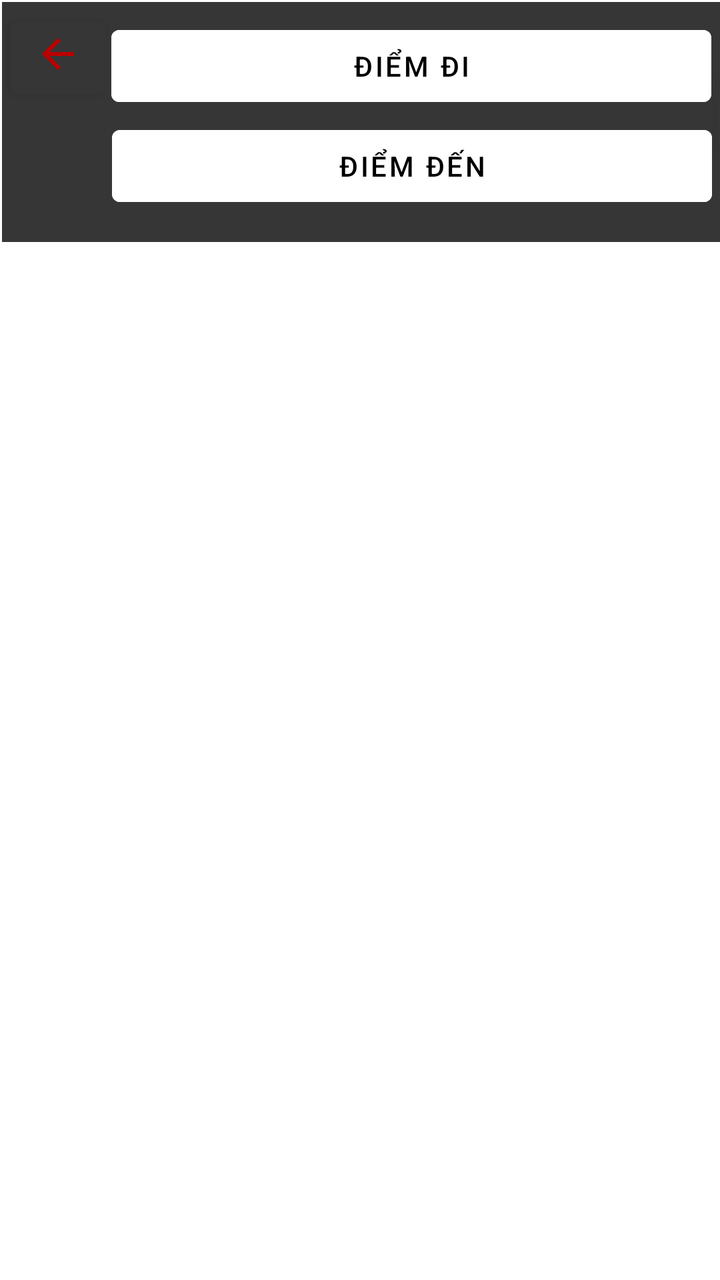
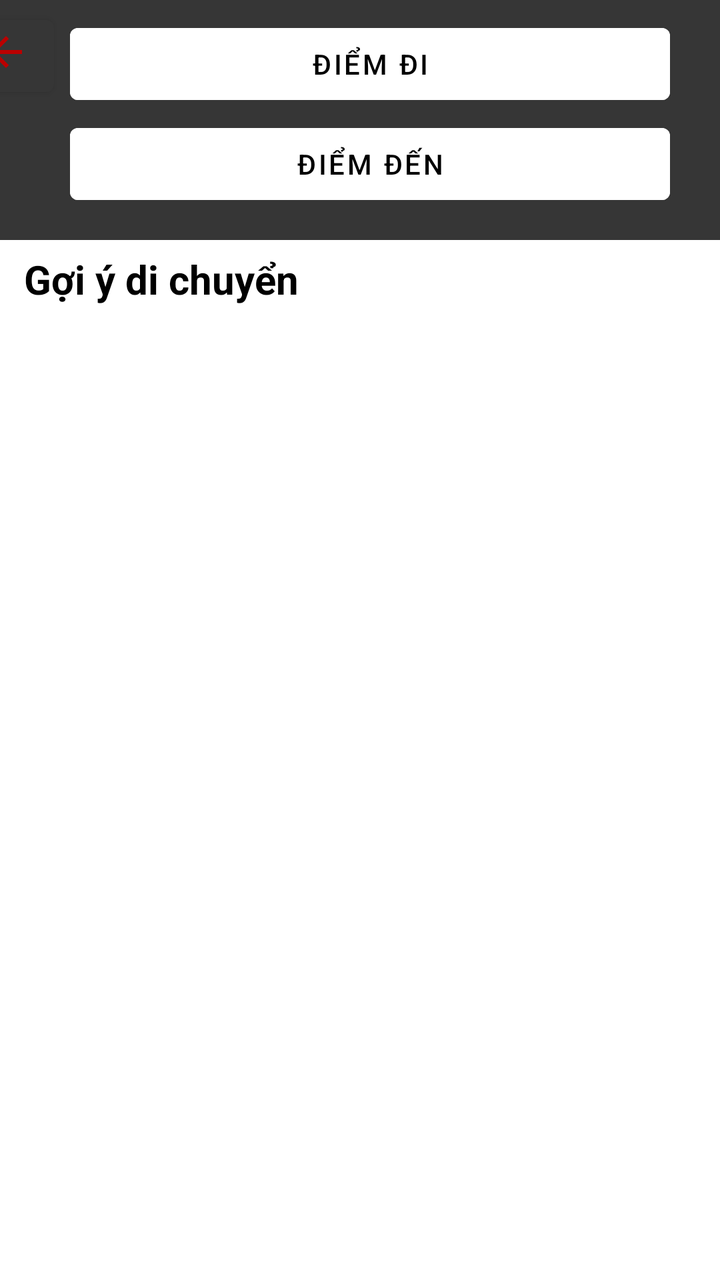

Compare the two renders of this Android layout. The source of the first and the diff that turns it into the second are given below.
<!-- AndroidManifest.xml: application theme Theme.PTBus -->
<!-- res/layout/search_trip.xml -->
<?xml version="1.0" encoding="utf-8"?>
<androidx.constraintlayout.widget.ConstraintLayout xmlns:android="http://schemas.android.com/apk/res/android"
    xmlns:app="http://schemas.android.com/apk/res-auto"
    android:layout_width="match_parent"
    android:layout_height="match_parent">

    <androidx.constraintlayout.widget.ConstraintLayout
        android:id="@+id/searchLayout"
        android:layout_width="409dp"
        android:layout_height="120dp"
        android:layout_marginStart="1dp"
        android:layout_marginTop="1dp"
        android:background="#363636"
        app:layout_constraintStart_toStartOf="parent"
        app:layout_constraintTop_toTopOf="parent">

        <Button
            android:id="@+id/backButton"
            android:layout_width="48dp"
            android:layout_height="48dp"
            android:layout_marginStart="4dp"
            android:layout_marginTop="4dp"
            android:backgroundTint="#363636"
            android:contentDescription="Button"
            android:drawableTop="@drawable/arrow_back"
            app:layout_constraintStart_toStartOf="parent"
            app:layout_constraintTop_toTopOf="parent" />

        <Button
            android:id="@+id/editTextText"
            android:layout_width="300dp"
            android:layout_height="48dp"
            android:layout_marginStart="8dp"
            android:layout_marginTop="8dp"
            android:layout_marginEnd="8dp"
            android:backgroundTint="#FFFFFF"
            android:text="Điểm đi"
            app:layout_constraintEnd_toStartOf="@+id/button5"
            app:layout_constraintStart_toEndOf="@+id/backButton"
            app:layout_constraintTop_toTopOf="parent" />

        <Button
            android:id="@+id/button5"
            android:layout_width="48dp"
            android:layout_height="48dp"
            android:layout_marginTop="30dp"
            android:layout_marginEnd="4dp"
            android:backgroundTint="#363636"
            android:contentDescription="Button"
            android:drawableTop="@drawable/baseline_compare_arrows_24"
            app:layout_constraintEnd_toEndOf="parent"
            app:layout_constraintTop_toTopOf="parent" />

        <Button
            android:id="@+id/editTextText2"
            android:layout_width="300dp"
            android:layout_height="48dp"
            android:layout_marginStart="55dp"
            android:layout_marginTop="2dp"
            android:backgroundTint="@color/white"
            android:text="Điểm đến"
            app:layout_constraintStart_toStartOf="parent"
            app:layout_constraintTop_toBottomOf="@+id/editTextText" />

    </androidx.constraintlayout.widget.ConstraintLayout>
</androidx.constraintlayout.widget.ConstraintLayout>
<!-- resources referenced by this layout -->
<resources>
  <color name="white">#FFFFFFFF</color>
  <!-- drawable arrow_back (drawable) -->
  <vector xmlns:android="http://schemas.android.com/apk/res/android" android:autoMirrored="true" android:height="24dp" android:tint="#BB0000" android:viewportHeight="960" android:viewportWidth="960" android:width="24dp">
        
      <path android:fillColor="@android:color/white" android:pathData="M313,520L537,744L480,800L160,480L480,160L537,216L313,440L800,440L800,520L313,520Z"/>
      
  </vector>
  <!-- drawable baseline_compare_arrows_24 (drawable) -->
  <vector xmlns:android="http://schemas.android.com/apk/res/android" android:autoMirrored="true" android:height="24dp" android:tint="#BB0000" android:viewportHeight="24" android:viewportWidth="24" android:width="24dp">
        
      <path android:fillColor="@android:color/white" android:pathData="M9.01,14H2v2h7.01v3L13,15l-3.99,-4V14zM14.99,13v-3H22V8h-7.01V5L11,9L14.99,13z"/>
      
  </vector>
  <style name="Theme.PTBus" parent="Theme.MaterialComponents.DayNight.NoActionBar">
          
          <item name="colorPrimary">@color/white</item>
          <item name="colorPrimaryVariant">@color/main_color</item>
          <item name="colorOnPrimary">@color/black</item>
          
          <item name="colorSecondary">@color/teal_200</item>
          <item name="colorSecondaryVariant">@color/teal_700</item>
          <item name="colorOnSecondary">@color/black</item>
          
          <item name="android:statusBarColor">?attr/colorPrimaryVariant</item>
          
          <item name="android:windowFullscreen">false</item>
          <item name="android:fitsSystemWindows">true</item>
      </style>
  <color name="main_color">#BB0000</color>
  <color name="black">#FF000000</color>
  <color name="teal_200">#FF03DAC5</color>
  <color name="teal_700">#FF018786</color>
</resources>

<!-- the commit's change to res/layout/search_trip.xml (unified diff, before → after) -->
@@ -1,16 +1,16 @@
 <?xml version="1.0" encoding="utf-8"?>
 <androidx.constraintlayout.widget.ConstraintLayout xmlns:android="http://schemas.android.com/apk/res/android"
     xmlns:app="http://schemas.android.com/apk/res-auto"
+    xmlns:tools="http://schemas.android.com/tools"
     android:layout_width="match_parent"
     android:layout_height="match_parent">
 
     <androidx.constraintlayout.widget.ConstraintLayout
         android:id="@+id/searchLayout"
-        android:layout_width="409dp"
+        android:layout_width="411dp"
         android:layout_height="120dp"
-        android:layout_marginStart="1dp"
-        android:layout_marginTop="1dp"
         android:background="#363636"
+        app:layout_constraintEnd_toEndOf="parent"
         app:layout_constraintStart_toStartOf="parent"
         app:layout_constraintTop_toTopOf="parent">
 
@@ -32,35 +32,45 @@
             android:layout_height="48dp"
             android:layout_marginStart="8dp"
             android:layout_marginTop="8dp"
-            android:layout_marginEnd="8dp"
             android:backgroundTint="#FFFFFF"
             android:text="Điểm đi"
-            app:layout_constraintEnd_toStartOf="@+id/button5"
             app:layout_constraintStart_toEndOf="@+id/backButton"
-            app:layout_constraintTop_toTopOf="parent" />
-
-        <Button
-            android:id="@+id/button5"
-            android:layout_width="48dp"
-            android:layout_height="48dp"
-            android:layout_marginTop="30dp"
-            android:layout_marginEnd="4dp"
-            android:backgroundTint="#363636"
-            android:contentDescription="Button"
-            android:drawableTop="@drawable/baseline_compare_arrows_24"
-            app:layout_constraintEnd_toEndOf="parent"
             app:layout_constraintTop_toTopOf="parent" />
 
         <Button
             android:id="@+id/editTextText2"
             android:layout_width="300dp"
             android:layout_height="48dp"
-            android:layout_marginStart="55dp"
+            android:layout_marginStart="8dp"
             android:layout_marginTop="2dp"
             android:backgroundTint="@color/white"
             android:text="Điểm đến"
-            app:layout_constraintStart_toStartOf="parent"
+            app:layout_constraintStart_toEndOf="@id/backButton"
             app:layout_constraintTop_toBottomOf="@+id/editTextText" />
 
     </androidx.constraintlayout.widget.ConstraintLayout>
+
+    <TextView
+        android:id="@+id/sugtitle"
+        android:layout_width="wrap_content"
+        android:layout_height="wrap_content"
+        android:layout_marginStart="12dp"
+        android:layout_marginTop="6dp"
+        android:text="Gợi ý di chuyển"
+        android:textSize="20sp"
+        android:textStyle="bold"
+        android:textColor="@color/black"
+        app:layout_constraintStart_toStartOf="parent"
+        app:layout_constraintTop_toBottomOf="@+id/searchLayout" />
+
+    <androidx.recyclerview.widget.RecyclerView
+        android:id="@+id/rvSuggestions"
+        android:layout_width="411dp"
+        android:layout_height="wrap_content"
+        android:orientation="vertical"
+        android:layout_marginStart="0dp"
+        android:layout_marginTop="8dp"
+        app:layout_constraintStart_toStartOf="parent"
+        app:layout_constraintTop_toBottomOf="@+id/sugtitle">
+    </androidx.recyclerview.widget.RecyclerView>
 </androidx.constraintlayout.widget.ConstraintLayout>
<!-- resource entries referenced after the edit -->
@@ -5,12 +5,6 @@
   <vector xmlns:android="http://schemas.android.com/apk/res/android" android:autoMirrored="true" android:height="24dp" android:tint="#BB0000" android:viewportHeight="960" android:viewportWidth="960" android:width="24dp">
         
       <path android:fillColor="@android:color/white" android:pathData="M313,520L537,744L480,800L160,480L480,160L537,216L313,440L800,440L800,520L313,520Z"/>
-      
-  </vector>
-  <!-- drawable baseline_compare_arrows_24 (drawable) -->
-  <vector xmlns:android="http://schemas.android.com/apk/res/android" android:autoMirrored="true" android:height="24dp" android:tint="#BB0000" android:viewportHeight="24" android:viewportWidth="24" android:width="24dp">
-        
-      <path android:fillColor="@android:color/white" android:pathData="M9.01,14H2v2h7.01v3L13,15l-3.99,-4V14zM14.99,13v-3H22V8h-7.01V5L11,9L14.99,13z"/>
       
   </vector>
   <style name="Theme.PTBus" parent="Theme.MaterialComponents.DayNight.NoActionBar">
